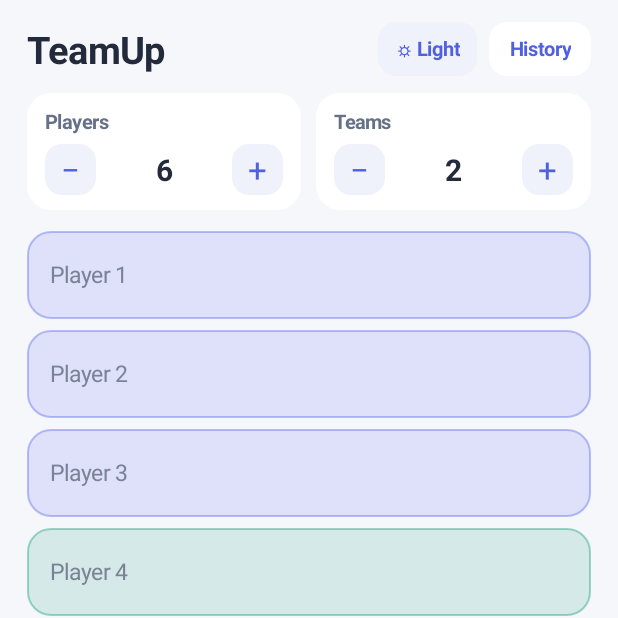
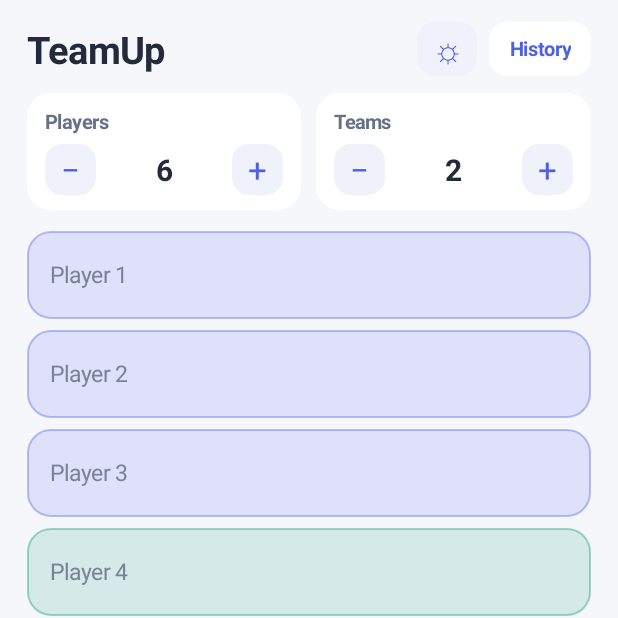
Before and after one commit to Amazomic/TeamUp, an Android app: the screen it shows after launch (MainActivity), on a phone screen of 412 x 824 dp, the top half of it. Run offline under Robolectric (Android 15) with nearby library versions, the phone set to English and light mode, and no system bars.

Commit message:
Release TeamUp 1.3.5: light and dark icon-only themes

```diff
--- a/app/build.gradle
+++ b/app/build.gradle
@@ -24,8 +24,8 @@ android {
         applicationId 'ru.teampicker.app'
         minSdk 23
         targetSdk 36
-        versionCode 12
-        versionName '1.3.4'
+        versionCode 13
+        versionName '1.3.5'
     }
 
     compileOptions {
--- a/app/src/main/java/ru/teampicker/app/MainActivity.java
+++ b/app/src/main/java/ru/teampicker/app/MainActivity.java
@@ -222,12 +222,7 @@ public class MainActivity extends Activity {
     private void buildScreen() {
         ScrollView scroll = new ScrollView(this);
         scroll.setFillViewport(true);
-        if (theme.mode == ThemePalette.COLOR) {
-            scroll.setBackground(new GradientDrawable(GradientDrawable.Orientation.TL_BR,
-                new int[]{theme.background, 0xFFE2F6FF, theme.backgroundEnd}));
-        } else {
-            scroll.setBackgroundColor(BG);
-        }
+        scroll.setBackgroundColor(BG);
         scroll.setClipToPadding(false);
         scroll.setOnApplyWindowInsetsListener((view, insets) -> {
             view.setPadding(0, insets.getSystemWindowInsetTop(), 0, insets.getSystemWindowInsetBottom());
@@ -249,13 +244,12 @@ public class MainActivity extends Activity {
         TextView title = text("TeamUp", 25, INK, true);
         title.setGravity(Gravity.CENTER_VERTICAL);
         header.addView(title, new LinearLayout.LayoutParams(0, -1, 1f));
-        TextView themeButton = text(theme.symbol + " " + theme.label, 13, ACCENT, true);
+        TextView themeButton = text(theme.symbol, 23, ACCENT, false);
         themeButton.setGravity(Gravity.CENTER);
-        themeButton.setPadding(dp(11), 0, dp(11), 0);
         themeButton.setBackground(ripple(theme.control, 12, withAlpha(ACCENT, 40)));
         themeButton.setContentDescription("Theme " + theme.label + ". Tap for " +
             ThemePalette.of(ThemePalette.next(theme.mode)).label + " theme");
-        header.addView(themeButton, new LinearLayout.LayoutParams(-2, dp(36)));
+        header.addView(themeButton, new LinearLayout.LayoutParams(dp(40), dp(36)));
         themeButton.setOnClickListener(v -> {
             pressFeedback(v);
             cycleTheme();
--- a/app/src/main/java/ru/teampicker/app/ThemePalette.java
+++ b/app/src/main/java/ru/teampicker/app/ThemePalette.java
@@ -1,10 +1,9 @@
 package ru.teampicker.app;
 
-/** Centralized UI palette with a persistent, three-state cycle. Pure Java for testing. */
+/** Centralized UI palette with persistent light/dark cycle. Pure Java for testing. */
 final class ThemePalette {
     static final int LIGHT = 0;
     static final int DARK = 1;
-    static final int COLOR = 2;
 
     final int mode;
     final String label;
@@ -42,11 +41,11 @@ final class ThemePalette {
     }
 
     static int normalize(int mode) {
-        return mode >= LIGHT && mode <= COLOR ? mode : LIGHT;
+        return mode == DARK ? DARK : LIGHT;
     }
 
     static int next(int mode) {
-        return (normalize(mode) + 1) % 3;
+        return normalize(mode) == LIGHT ? DARK : LIGHT;
     }
 
     static ThemePalette of(int requestedMode) {
@@ -56,11 +55,6 @@ final class ThemePalette {
                         0xFF101827, 0xFF18243C, 0xFFF0F4FF, 0xFFB5C2D6,
                         0xFF91B5FF, 0xFF101827, 0xFF1C293D, 0xFF27334B,
                         0xFFA7B6CF, 0xFF24334A, true);
-            case COLOR:
-                return new ThemePalette(COLOR, "Color", "✦",
-                        0xFFE5FAF4, 0xFFF6E8FF, 0xFF183247, 0xFF486577,
-                        0xFF087584, 0xFFFFFFFF, 0xFFFCFEFF, 0xFFC8EEE9,
-                        0xFF577A85, 0xFFFFF2E7, false);
             default:
                 return new ThemePalette(LIGHT, "Light", "☼",
                         0xFFF6F7FB, 0xFFF6F7FB, 0xFF222A3B, 0xFF667188,
```
Also changed, not shown: 4 other files.
